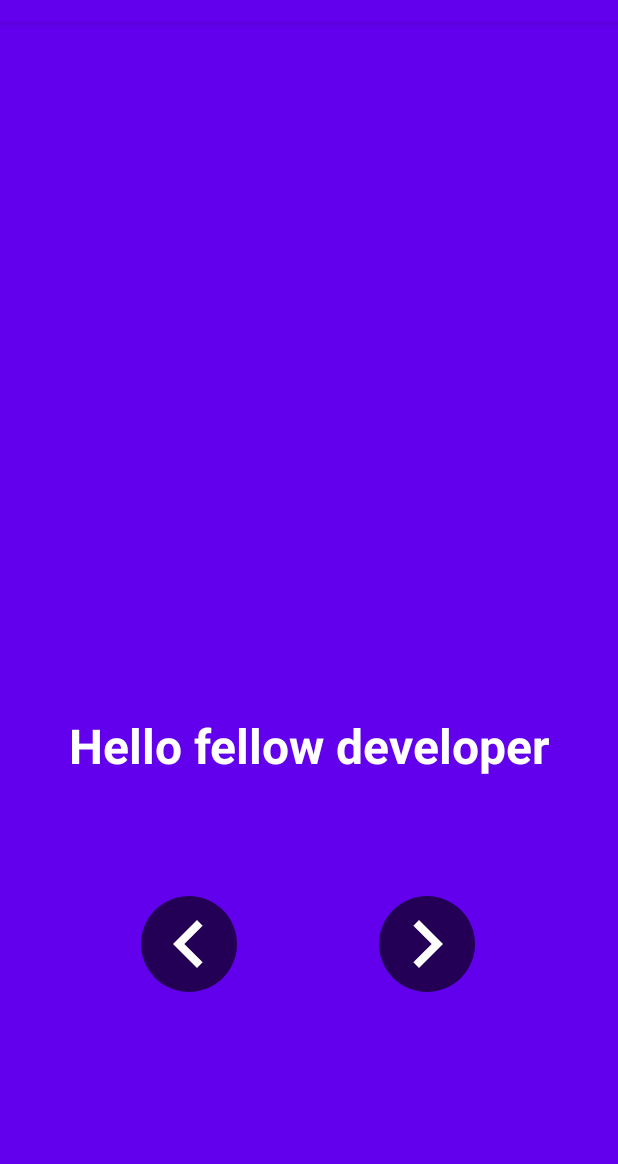
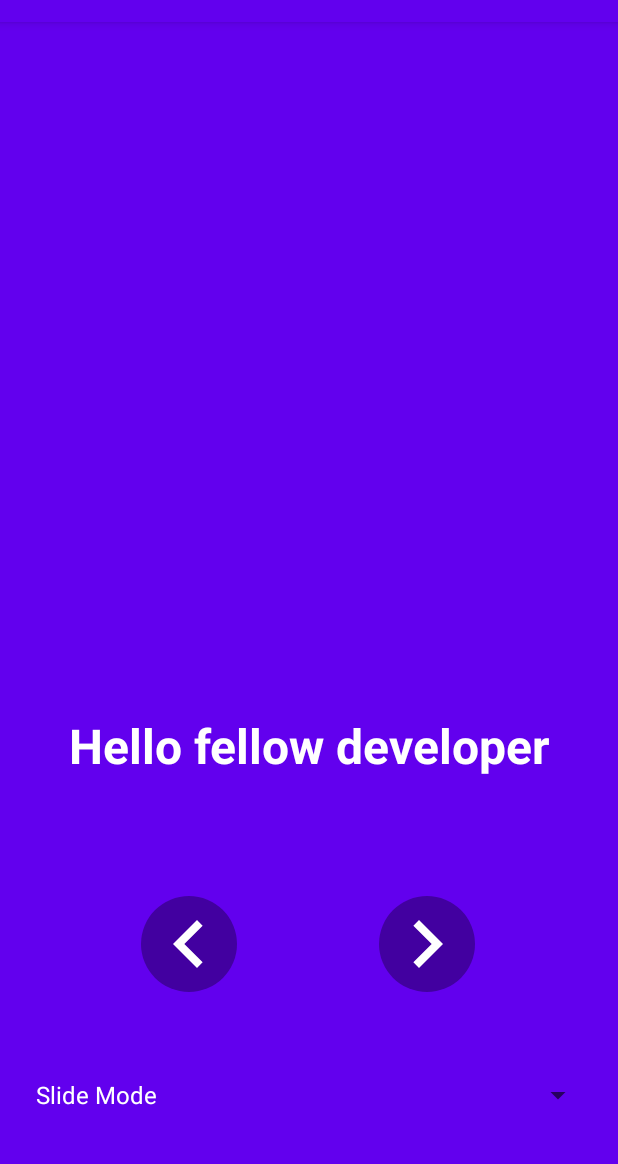
Before and after one commit to Chrisvin/ConcentricOnboarding, an Android app: the screen it shows after launch (MainActivity), on a phone screen of 412 x 824 dp, the part 62-1226 px from its top. Run offline under Robolectric (Android 15) with nearby library versions, the phone set to English and light mode, and no system bars.

Commit message:
Add spinner to select CO mode

```diff
--- a/app/src/main/java/com/example/concentriconboarding/MainActivity.kt
+++ b/app/src/main/java/com/example/concentriconboarding/MainActivity.kt
@@ -1,8 +1,14 @@
 package com.example.concentriconboarding
 
+import android.graphics.Color
 import android.graphics.PointF
 import android.os.Bundle
+import android.view.View
+import android.widget.AdapterView
+import android.widget.ArrayAdapter
+import android.widget.TextView
 import androidx.appcompat.app.AppCompatActivity
+import com.jem.concentriconboarding.ConcentricOnboardingViewPager
 import com.jem.concentriconboardingdemo.R
 import kotlinx.android.synthetic.main.activity_main.*
 
@@ -18,6 +24,26 @@ class MainActivity : AppCompatActivity() {
         // This way users can swipe left or right from the start.
         // Definitely not a good idea for production, but good enough for a demo app.
         viewpager.setCurrentItem(titleArray.count() * 10, false)
+
+        modeSpinner.adapter =
+            ArrayAdapter(
+                this,
+                android.R.layout.simple_spinner_dropdown_item,
+                listOf("Slide Mode", "Reveal Mode")
+            )
+        modeSpinner.onItemSelectedListener = object : AdapterView.OnItemSelectedListener {
+            override fun onNothingSelected(p0: AdapterView<*>?) {
+            }
+
+            override fun onItemSelected(p0: AdapterView<*>?, p1: View?, p2: Int, p3: Long) {
+                val textView = (p0?.getChildAt(0) as? TextView?)
+                textView?.setTextColor(Color.WHITE)
+                viewpager.mode = when (p2) {
+                    1 -> ConcentricOnboardingViewPager.Mode.REVEAL
+                    else -> ConcentricOnboardingViewPager.Mode.SLIDE
+                }
+            }
+        }
 
         previousButton.setOnClickListener {
             updateViewPagerReveal(
--- a/app/src/main/res/drawable/translucent_circle_bg.xml
+++ b/app/src/main/res/drawable/translucent_circle_bg.xml
@@ -1,5 +1,5 @@
 <?xml version="1.0" encoding="utf-8"?>
-<shape android:shape="oval"
-    xmlns:android="http://schemas.android.com/apk/res/android">
-    <solid android:color="#A4000000"/>
+<shape xmlns:android="http://schemas.android.com/apk/res/android"
+    android:shape="oval">
+    <solid android:color="#54000000" />
 </shape>
--- a/app/src/main/res/layout/activity_main.xml
+++ b/app/src/main/res/layout/activity_main.xml
@@ -10,7 +10,6 @@
         android:id="@+id/viewpager"
         android:layout_width="match_parent"
         android:layout_height="match_parent"
-        app:mode="reveal"
         app:scaleXFactor="0.5"
         app:scaleYFactor="0.5"
         app:translationXFactor="2"
@@ -42,7 +41,6 @@
         app:layout_constraintHorizontal_bias="0.33"
         app:layout_constraintStart_toStartOf="@id/verticalBottomGuideLine"
         app:layout_constraintTop_toBottomOf="@id/horizontalBottomGuideLine"
-        app:layout_constraintVertical_bias="0.5"
         app:tint="#FFF" />
 
     <ImageView
@@ -58,7 +56,20 @@
         app:layout_constraintHorizontal_bias="0.66"
         app:layout_constraintStart_toStartOf="parent"
         app:layout_constraintTop_toBottomOf="@id/horizontalBottomGuideLine"
-        app:layout_constraintVertical_bias="0.5"
         app:tint="#FFF" />
 
+    <Spinner
+        android:id="@+id/modeSpinner"
+        android:layout_width="0dp"
+        android:layout_height="0dp"
+        android:layout_marginStart="16dp"
+        android:layout_marginTop="16dp"
+        android:layout_marginEnd="16dp"
+        android:textColor="#FFF"
+        android:textSize="15sp"
+        app:layout_constraintBottom_toBottomOf="parent"
+        app:layout_constraintEnd_toEndOf="parent"
+        app:layout_constraintStart_toStartOf="parent"
+        app:layout_constraintTop_toBottomOf="@id/nextButton" />
+
 </androidx.constraintlayout.widget.ConstraintLayout>
```
